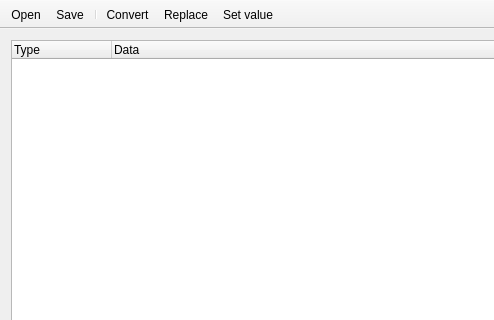
Before: the Qt Designer form mainwindow.ui in Kuszki/K-Converter, drawn with Qt 5; both pictures show x 0 to 494 and y 0 to 320 of the 800 by 600 pixel window.
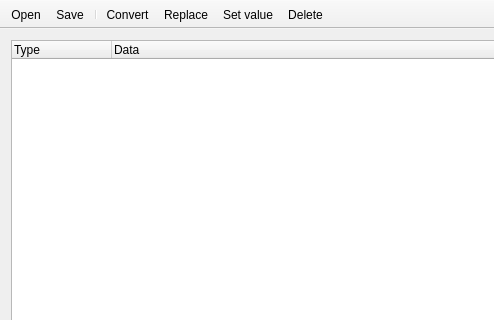
After: the same form once the commit is applied. Icons and pictures are not drawn.

Commit message: Add delete feature

```diff
--- a/mainwindow.ui
+++ b/mainwindow.ui
@@ -57,6 +57,7 @@
    <addaction name="actionConvert"/>
    <addaction name="actionReplace"/>
    <addaction name="actionSetvalue"/>
+   <addaction name="actionDelete"/>
   </widget>
   <widget class="QStatusBar" name="statusBar"/>
   <widget class="QToolBar" name="optionTools">
@@ -180,6 +181,14 @@
     <string>F1</string>
    </property>
   </action>
+  <action name="actionDelete">
+   <property name="icon">
+    <iconset theme="edit-delete"/>
+   </property>
+   <property name="text">
+    <string>Delete</string>
+   </property>
+  </action>
  </widget>
  <layoutdefault spacing="6" margin="11"/>
  <resources/>
```
The commit also changes 10 other files.
